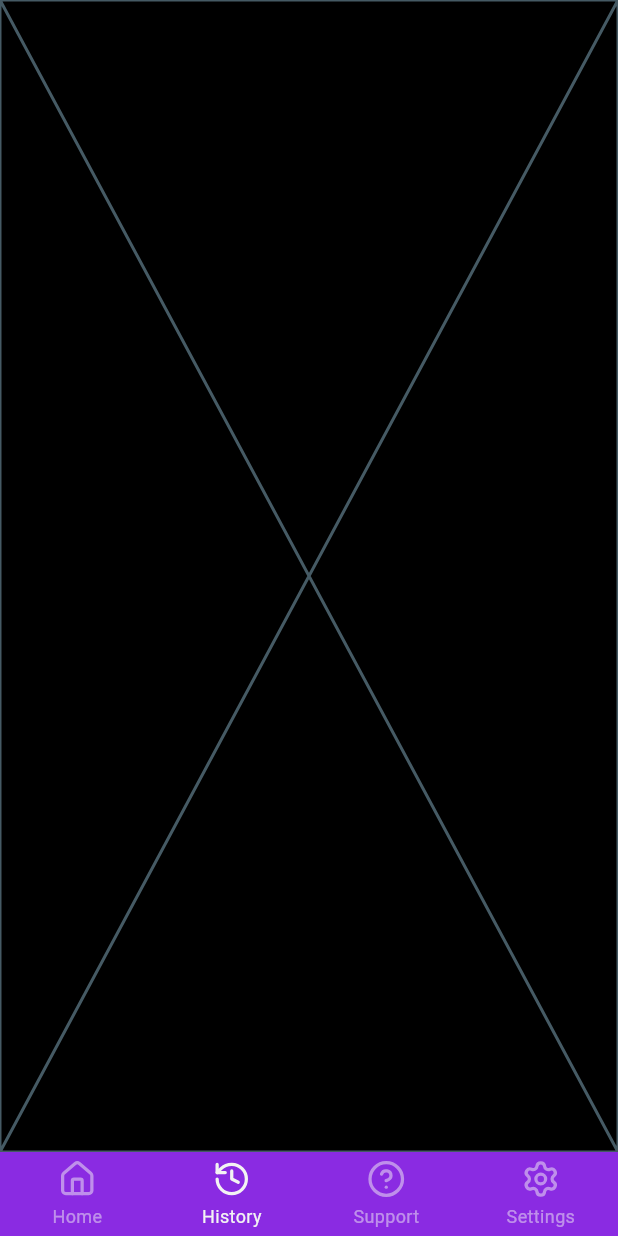
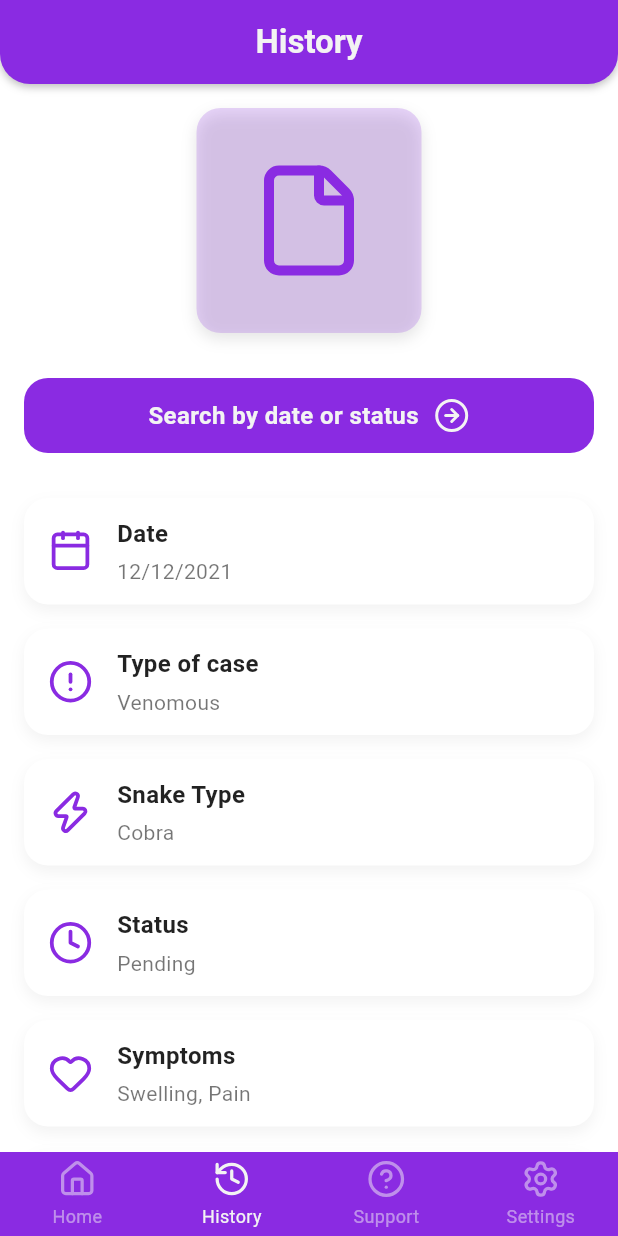
Before and after one commit to PraveenAththanayake/Snake-Bite-App, a Flutter app: the screen it shows after launch, item 2 of the bottom bar chosen, on a phone screen of 412 x 824 dp. Run offline on Flutter 3.47's test engine with Material 3 defaults, Android fonts, the phone set to English and light mode, and no system bars; drawn by our look-alikes of persistent_bottom_nav_bar; our stand-ins replace camera, lucide_icons, permission_handler.

Commit message:
feat: created history screen

```diff
--- /dev/null
+++ b/lib/core/common/widgets/buttons/animated_button.dart
@@ -0,0 +1,81 @@
+import 'package:flutter/material.dart';
+import 'package:lucide_icons/lucide_icons.dart';
+import 'package:snake_bite_app/core/theme/color_palette.dart';
+
+class AnimatedButton extends StatefulWidget {
+  final String text;
+  final IconData icon;
+  final void Function() onPressed;
+
+  const AnimatedButton({
+    super.key,
+    required this.text,
+    required this.icon,
+    required this.onPressed,
+  });
+
+  @override
+  _AnimatedButtonState createState() => _AnimatedButtonState();
+}
+
+class _AnimatedButtonState extends State<AnimatedButton> {
+  double _scale = 1.0;
+
+  void _onTapDown(TapDownDetails details) {
+    setState(() {
+      _scale = 0.95;
+    });
+  }
+
+  void _onTapUp(TapUpDetails details) {
+    setState(() {
+      _scale = 1.0;
+    });
+  }
+
+  void _onTapCancel() {
+    setState(() {
+      _scale = 1.0;
+    });
+  }
+
+  @override
+  Widget build(BuildContext context) {
+    return GestureDetector(
+      onTap: widget.onPressed,
+      onTapDown: _onTapDown,
+      onTapUp: _onTapUp,
+      onTapCancel: _onTapCancel,
+      child: AnimatedScale(
+        scale: _scale,
+        duration: const Duration(milliseconds: 100),
+        child: Container(
+          height: 50,
+          width: double.infinity,
+          decoration: BoxDecoration(
+            color: ColorPalettes.primary,
+            borderRadius: BorderRadius.circular(16),
+          ),
+          child: Row(
+            mainAxisAlignment: MainAxisAlignment.center,
+            children: [
+              Text(
+                widget.text,
+                style: const TextStyle(
+                  color: ColorPalettes.accent,
+                  fontSize: 16,
+                  fontWeight: FontWeight.bold,
+                ),
+              ),
+              const SizedBox(width: 10),
+              Icon(
+                widget.icon,
+                color: ColorPalettes.accent,
+              ),
+            ],
+          ),
+        ),
+      ),
+    );
+  }
+}
--- a/lib/features/history/history.dart
+++ b/lib/features/history/history.dart
@@ -1,10 +1,157 @@
 import 'package:flutter/material.dart';
+import 'package:lucide_icons/lucide_icons.dart';
+import 'package:snake_bite_app/core/common/widgets/appbar/appbar.dart';
+import 'package:snake_bite_app/core/common/widgets/buttons/animated_button.dart';
+import 'package:snake_bite_app/core/theme/color_palette.dart';
 
 class HistoryScreen extends StatelessWidget {
   const HistoryScreen({super.key});
 
   @override
   Widget build(BuildContext context) {
-    return const Placeholder();
+    return Scaffold(
+      appBar: CustomAppBar(
+        title: 'History',
+      ),
+      body: SingleChildScrollView(
+        padding: const EdgeInsets.all(16.0),
+        child: Column(
+          crossAxisAlignment: CrossAxisAlignment.start,
+          children: [
+            Center(
+              child: Container(
+                height: 150,
+                width: 150,
+                decoration: BoxDecoration(
+                  color: ColorPalettes.primary.withOpacity(0.2),
+                  borderRadius: BorderRadius.circular(16),
+                  boxShadow: [
+                    BoxShadow(
+                      color: Colors.black.withOpacity(0.1),
+                      blurRadius: 8,
+                      offset: const Offset(0, 4),
+                    ),
+                  ],
+                ),
+                child: Icon(
+                  LucideIcons.file,
+                  color: ColorPalettes.primary,
+                  size: 80,
+                ),
+              ),
+            ),
+            const SizedBox(height: 30),
+            Center(
+              child: AnimatedButton(
+                text: 'Search by date or status',
+                icon: LucideIcons.arrowRightCircle,
+                onPressed: () {},
+              ),
+            ),
+            const SizedBox(height: 30),
+            ..._buildHistoryCards(),
+          ],
+        ),
+      ),
+    );
+  }
+
+  List<Widget> _buildHistoryCards() {
+    return [
+      _buildCard(
+        text: 'Date',
+        desc: '12/12/2021',
+        icon: LucideIcons.calendar,
+      ),
+      _buildCard(
+        text: 'Type of case',
+        desc: 'Venomous',
+        icon: LucideIcons.alertCircle,
+      ),
+      _buildCard(
+        text: 'Snake Type',
+        desc: 'Cobra',
+        icon: LucideIcons.zap,
+      ),
+      _buildCard(
+        text: 'Status',
+        desc: 'Pending',
+        icon: LucideIcons.clock,
+      ),
+      _buildCard(
+        text: 'Symptoms',
+        desc: 'Swelling, Pain',
+        icon: LucideIcons.heart,
+      ),
+      _buildCard(
+        text: 'Recommendation',
+        desc: 'See a doctor',
+        icon: LucideIcons.stethoscope,
+      ),
+      _buildCard(
+        text: 'Photo',
+        desc: 'View',
+        icon: LucideIcons.image,
+      ),
+    ]
+        .map((card) => Padding(
+              padding: const EdgeInsets.only(bottom: 16.0),
+              child: card,
+            ))
+        .toList();
+  }
+
+  Widget _buildCard({
+    required String text,
+    required String desc,
+    required IconData icon,
+  }) {
+    return Container(
+      padding: const EdgeInsets.symmetric(vertical: 12, horizontal: 16),
+      decoration: BoxDecoration(
+        color: ColorPalettes.background,
+        borderRadius: BorderRadius.circular(16),
+        boxShadow: [
+          BoxShadow(
+            color: Colors.black.withOpacity(0.05),
+            blurRadius: 8,
+            offset: const Offset(0, 4),
+          ),
+        ],
+      ),
+      child: Row(
+        children: [
+          Icon(
+            icon,
+            color: ColorPalettes.primary,
+            size: 30,
+          ),
+          const SizedBox(width: 16),
+          Expanded(
+            child: Column(
+              crossAxisAlignment: CrossAxisAlignment.start,
+              children: [
+                Text(
+                  text,
+                  style: const TextStyle(
+                    color: Colors.black87,
+                    fontSize: 16,
+                    fontWeight: FontWeight.bold,
+                  ),
+                ),
+                const SizedBox(height: 4),
+                Text(
+                  desc,
+                  style: TextStyle(
+                    color: Colors.black54,
+                    fontSize: 14,
+                  ),
+                ),
+              ],
+            ),
+          ),
+        ],
+      ),
+    );
   }
 }
```
